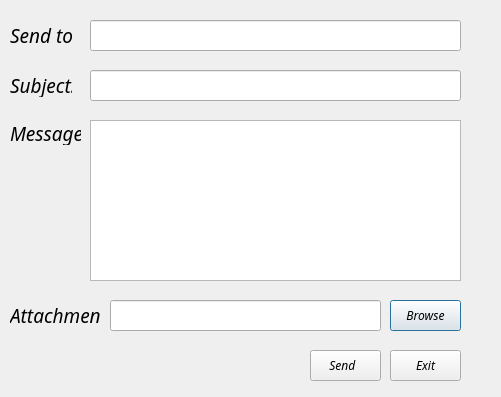
The window that Descan/forms/dialogmail.ui (ratspeaker/descan) describes before a commit, drawn with Qt 5.
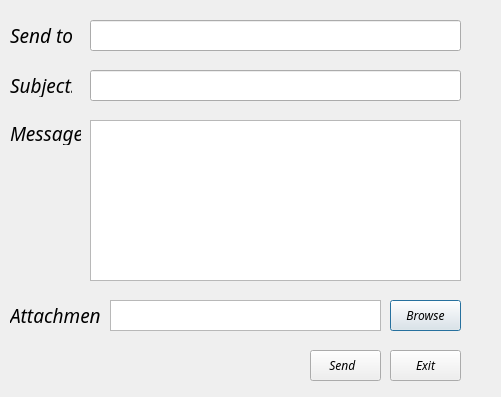
The same window after the commit. Icons and pictures are not drawn.

```diff
--- a/Descan/forms/dialogmail.ui
+++ b/Descan/forms/dialogmail.ui
@@ -99,16 +99,6 @@
     <enum>Qt::AutoText</enum>
    </property>
   </widget>
-  <widget class="QLineEdit" name="leAttach">
-   <property name="geometry">
-    <rect>
-     <x>110</x>
-     <y>300</y>
-     <width>271</width>
-     <height>31</height>
-    </rect>
-   </property>
-  </widget>
   <widget class="QPushButton" name="pbBrowse">
    <property name="geometry">
     <rect>
@@ -208,6 +198,16 @@
     </rect>
    </property>
   </widget>
+  <widget class="QTextEdit" name="teAttach">
+   <property name="geometry">
+    <rect>
+     <x>110</x>
+     <y>300</y>
+     <width>271</width>
+     <height>31</height>
+    </rect>
+   </property>
+  </widget>
  </widget>
  <resources/>
  <connections/>
```
